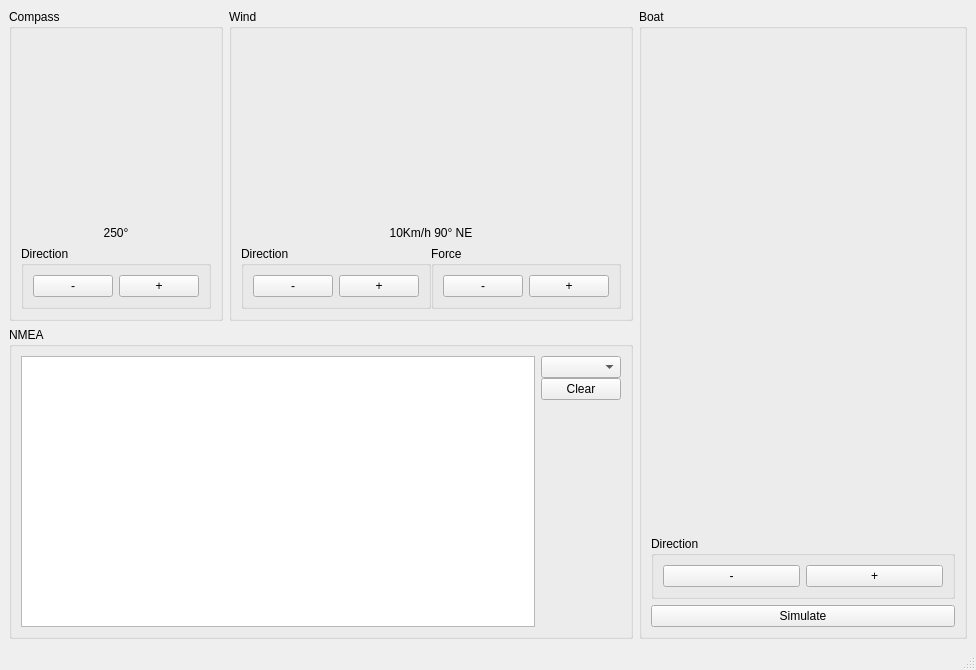
The window that src/ui/MainWindow.ui (Master-EEA-SME/SailingBoatSimulatorSW) describes before a commit, drawn with Qt 5.
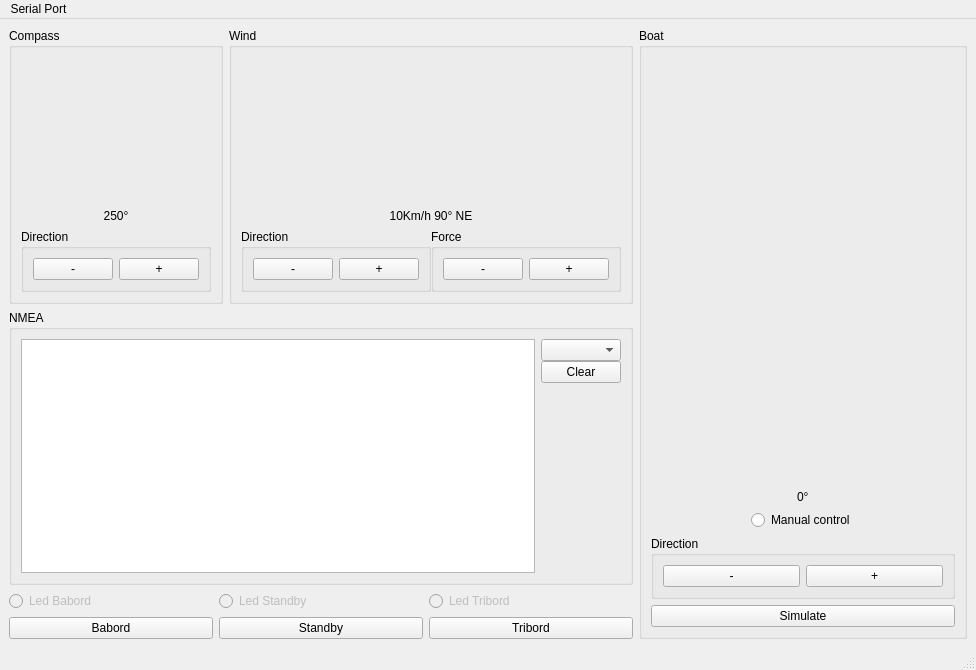
The same window after the commit. Custom widgets are drawn as their Qt base class.

Commit message: Ajout d'un menu de selection du port série #5

```diff
--- a/src/ui/MainWindow.ui
+++ b/src/ui/MainWindow.ui
@@ -14,7 +14,7 @@
    <string>MainWindow</string>
   </property>
   <widget class="QWidget" name="centralwidget">
-   <layout class="QHBoxLayout" name="horizontalLayout_7">
+   <layout class="QVBoxLayout" name="verticalLayout_8">
     <item>
      <layout class="QHBoxLayout" name="horizontalLayout_2">
       <item>
@@ -311,6 +311,61 @@
           </layout>
          </widget>
         </item>
+        <item>
+         <layout class="QGridLayout" name="HmiGridLayout">
+          <item row="1" column="2">
+           <widget class="QPushButton" name="TribordButton">
+            <property name="text">
+             <string>Tribord</string>
+            </property>
+           </widget>
+          </item>
+          <item row="1" column="0">
+           <widget class="QPushButton" name="BabordButton">
+            <property name="text">
+             <string>Babord</string>
+            </property>
+           </widget>
+          </item>
+          <item row="1" column="1">
+           <widget class="QPushButton" name="StandbyButton">
+            <property name="text">
+             <string>Standby</string>
+            </property>
+           </widget>
+          </item>
+          <item row="0" column="0">
+           <widget class="QRadioButton" name="LedBabord">
+            <property name="enabled">
+             <bool>false</bool>
+            </property>
+            <property name="text">
+             <string>Led Babord</string>
+            </property>
+           </widget>
+          </item>
+          <item row="0" column="1">
+           <widget class="QRadioButton" name="LedStandby">
+            <property name="enabled">
+             <bool>false</bool>
+            </property>
+            <property name="text">
+             <string>Led Standby</string>
+            </property>
+           </widget>
+          </item>
+          <item row="0" column="2">
+           <widget class="QRadioButton" name="LedTribord">
+            <property name="enabled">
+             <bool>false</bool>
+            </property>
+            <property name="text">
+             <string>Led Tribord</string>
+            </property>
+           </widget>
+          </item>
+         </layout>
+        </item>
        </layout>
       </item>
       <item>
@@ -334,6 +389,20 @@
              </property>
             </widget>
            </item>
+           <item alignment="Qt::AlignHCenter|Qt::AlignVCenter">
+            <widget class="QLabel" name="HydraulicAngle">
+             <property name="text">
+              <string>0°</string>
+             </property>
+            </widget>
+           </item>
+           <item alignment="Qt::AlignHCenter|Qt::AlignVCenter">
+            <widget class="QRadioButton" name="HydraulicManualControl">
+             <property name="text">
+              <string>Manual control</string>
+             </property>
+            </widget>
+           </item>
            <item>
             <widget class="QGroupBox" name="BoatControlGb">
              <property name="title">
@@ -392,6 +461,37 @@
      <height>22</height>
     </rect>
    </property>
+   <widget class="QMenu" name="menuSerialPort">
+    <property name="title">
+     <string>Serial Port</string>
+    </property>
+    <widget class="QMenu" name="menuPort">
+     <property name="title">
+      <string>Port</string>
+     </property>
+     <addaction name="actionCOM1"/>
+    </widget>
+    <widget class="QMenu" name="menuBaudRate">
+     <property name="title">
+      <string>BaudRate</string>
+     </property>
+     <addaction name="action4800"/>
+     <addaction name="action9600"/>
+     <addaction name="action19200"/>
+     <addaction name="action38400"/>
+     <addaction name="action57600"/>
+     <addaction name="action115200"/>
+     <addaction name="action128000"/>
+     <addaction name="action256000"/>
+     <addaction name="action1000000"/>
+     <addaction name="action2000000"/>
+     <addaction name="action4000000"/>
+    </widget>
+    <addaction name="menuPort"/>
+    <addaction name="menuBaudRate"/>
+    <addaction name="actionOpen"/>
+   </widget>
+   <addaction name="menuSerialPort"/>
   </widget>
   <widget class="QStatusBar" name="statusbar"/>
  </widget>
```
Left out of the diff: 65 changed lines with no effect on the pictures. The commit also changes 3 other files.
